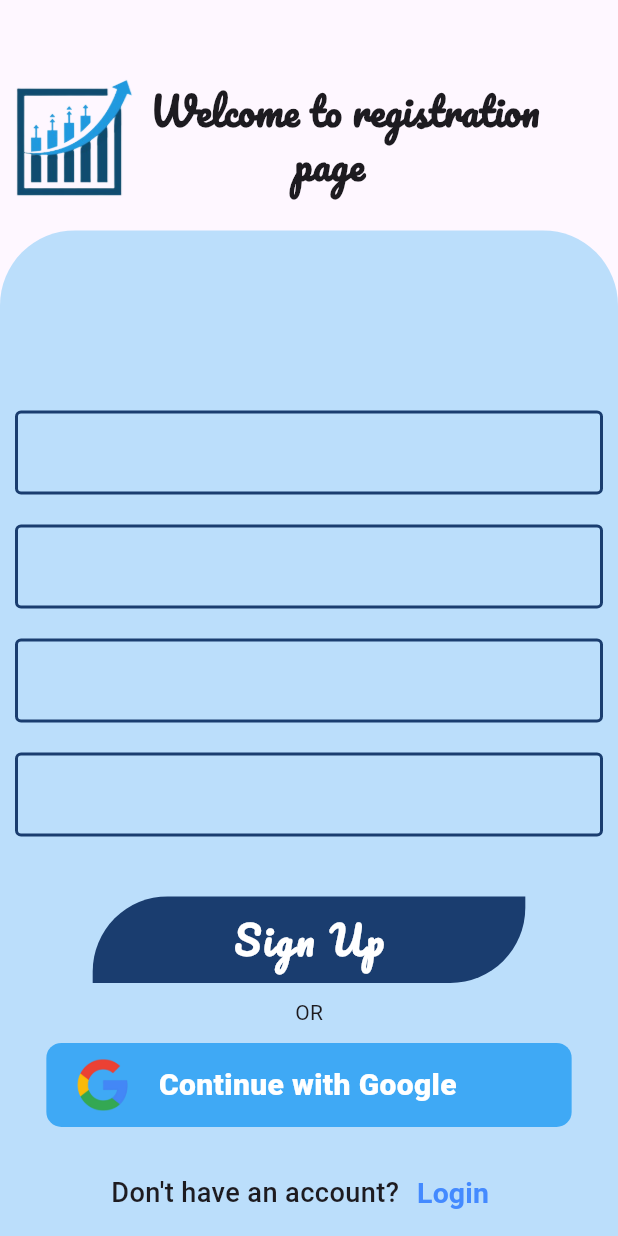
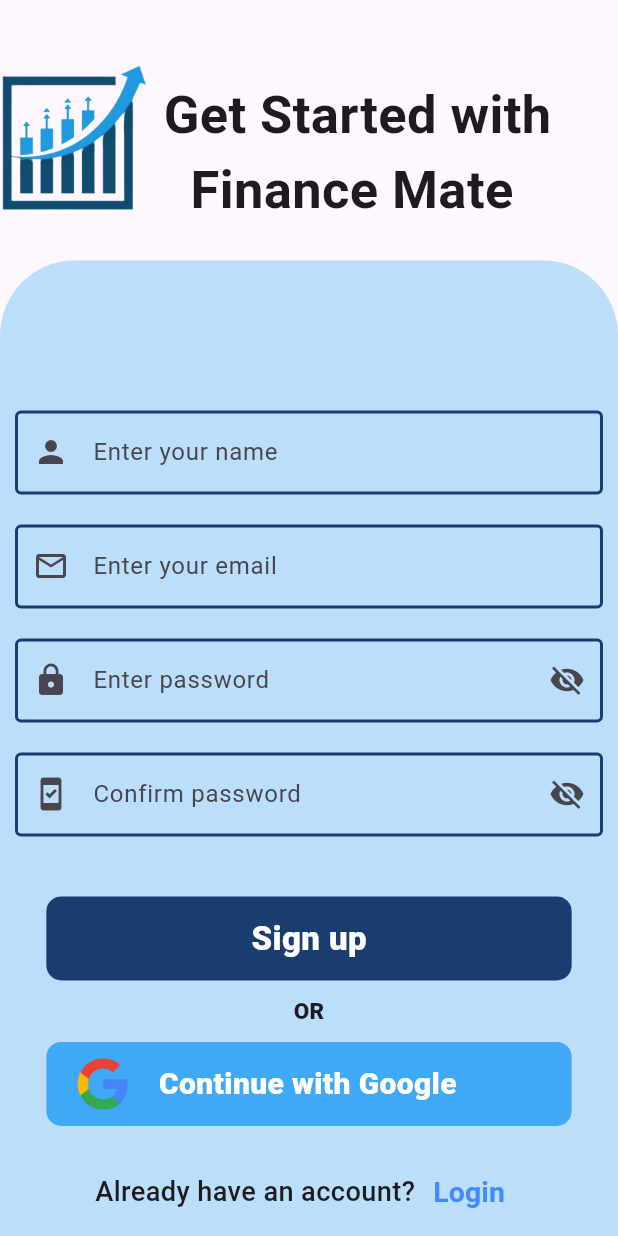
Before and after one commit to Rijan77/FinanceMate, a Flutter app: the Loginpage screen opened directly, after a tap on "Sign up", on a phone screen of 412 x 824 dp. Run offline on Flutter 3.47's test engine with Material 3 defaults, Android fonts, the phone set to English and light mode, and no system bars.

Commit message:
modified registration page

```diff
--- a/lib/main.dart
+++ b/lib/main.dart
@@ -1,4 +1,3 @@
-import 'package:finance_mate/pages/Onboarding%20Screen.dart';
 import 'package:finance_mate/pages/SplashScreen.dart';
 import 'package:flutter/material.dart';
 
@@ -18,7 +17,7 @@
         colorScheme: ColorScheme.fromSeed(seedColor: Colors.deepPurple),
         useMaterial3: true,
       ),
-      home:  Splashscreen(),
+      home:  const Splashscreen(),
     );
   }
 }
--- a/lib/pages/LoginPage.dart
+++ b/lib/pages/LoginPage.dart
@@ -26,9 +26,9 @@
                 height: screenHeight*0.24,),
               ),
             ),
-            SizedBox(height: 100,),
-            Padding(
-              padding: const EdgeInsets.symmetric(horizontal: 25.0),
+            const SizedBox(height: 100,),
+            const Padding(
+              padding: EdgeInsets.symmetric(horizontal: 25.0),
               child: TextField(
                 decoration: InputDecoration(
                   labelText: "Email",
@@ -39,7 +39,7 @@
               ),
             ),
 
-            SizedBox(height: 30,),
+            const SizedBox(height: 30,),
 
             Padding(
               padding: const EdgeInsets.symmetric(horizontal: 25.0),
@@ -48,7 +48,7 @@
                 obscuringCharacter: "*",
                 decoration: InputDecoration(
                   labelText: "Password",
-                  prefixIcon: Icon(Icons.lock),
+                  prefixIcon: const Icon(Icons.lock),
                   suffixIcon: IconButton(onPressed: (){
                     setState(() {
                       _isPasswordVisible = !_isPasswordVisible;
@@ -56,15 +56,15 @@
                   }, icon: Icon(
                     _isPasswordVisible ? Icons.visibility: Icons.visibility_off,
                   )),
-                  border: OutlineInputBorder(
+                  border: const OutlineInputBorder(
                   )
                 ),
               ),
             ),
-            SizedBox(height: 10,),
+            const SizedBox(height: 10,),
             Padding(
               padding:  EdgeInsets.only(left:screenHeight*0.24),
-              child: Text("Forgot Password?",
+              child: const Text("Forgot Password?",
               style: TextStyle(
                 decoration: TextDecoration.underline,
                 fontSize: 14,
@@ -73,17 +73,17 @@
               ),
               ),
             ),
-            SizedBox(height: 40,),
+            const SizedBox(height: 40,),
 
             Container(
               height: screenHeight*0.068,
               width: screenWidth*0.85,
               decoration: BoxDecoration(
-                  color: Color(0xff1A3D6F),
+                  color: const Color(0xff1A3D6F),
                 borderRadius: BorderRadius.circular(10)
               ),
 
-              child: Center(
+              child: const Center(
                 child: Text("Login", style: TextStyle(
                   color: Colors.white,
                   fontSize: 25,
@@ -91,18 +91,18 @@
                 ),),
               ),
             ),
-            SizedBox(height: 10,),
-            Text("OR", style: TextStyle(
+            const SizedBox(height: 10,),
+            const Text("OR", style: TextStyle(
               fontWeight: FontWeight.w800,
               fontSize: 15
             ),),
-            SizedBox(height: 10,),
+            const SizedBox(height: 10,),
             Container(
               height: screenHeight*0.068,
               width: screenWidth*0.85,
               // color: Color(0xff3FA9F5),
               decoration: BoxDecoration(
-                  color: Color(0xff3FA9F5),
+                  color: const Color(0xff3FA9F5),
                 borderRadius: BorderRadius.circular(10)
               ),
 
@@ -112,8 +112,8 @@
                     padding: const EdgeInsets.only(left: 20),
                     child: Image.asset("lib/assets/google.png", height: 35, width: 35,),
                   ),
-                    Padding(
-                      padding: const EdgeInsets.only(left: 20),
+                    const Padding(
+                      padding: EdgeInsets.only(left: 20),
                       child: Text("Continue with Google", style: TextStyle(
                           color: Colors.white,
                           fontSize: 20,
@@ -132,7 +132,7 @@
                   fontWeight: FontWeight.w500
                 ),),
                 TextButton(onPressed: (){
-                  Navigator.push(context, MaterialPageRoute(builder: (context)=>Registrationpage()));
+                  Navigator.push(context, MaterialPageRoute(builder: (context)=>const Registrationpage()));
                 }, child: Text("Sign up",
                     style: TextStyle(color: Colors.blueAccent, fontSize: screenHeight*0.023, fontWeight: FontWeight.w600)))
               ],
--- a/lib/pages/Onboarding Screen.dart
+++ b/lib/pages/Onboarding Screen.dart
@@ -18,7 +18,7 @@
               ),
             ),
           ),
-          SizedBox(height: 80,),
+          const SizedBox(height: 80,),
 
 
           Container(
@@ -28,7 +28,7 @@
                 color: Colors.transparent,
                 border: Border.all(color: Colors.black, width: 2),
             ),
-            child: Center(
+            child: const Center(
               child: Text("Take control of your finances with FinanceMate. Track spending, set budgets, and save smarter.",
               textAlign: TextAlign.center,
                 style: TextStyle(
@@ -38,12 +38,12 @@
               ),
             ),
           ),
-          SizedBox(height: 80,),
+          const SizedBox(height: 80,),
 
           GestureDetector(
             onTap: (){
               Navigator.push(context, MaterialPageRoute(builder: (context){
-                return Loginpage();
+                return const Loginpage();
               }));
             },
             child: Container(
@@ -54,8 +54,8 @@
                 color: Colors.lightBlue,
                 border: Border.all(color: Colors.blueGrey)
               ),
-              child: Padding(
-                padding: const EdgeInsets.all(8.0),
+              child: const Padding(
+                padding: EdgeInsets.all(8.0),
                 child: Text("Get Started",
                 textAlign: TextAlign.center,
                   style: TextStyle(
--- a/lib/pages/RegistrationPage.dart
+++ b/lib/pages/RegistrationPage.dart
@@ -1,3 +1,4 @@
+import 'package:finance_mate/pages/LoginPage.dart';
 import 'package:flutter/material.dart';
 
 class Registrationpage extends StatefulWidget {
@@ -8,8 +9,11 @@
 }
 
 class _RegistrationpageState extends State<Registrationpage> {
+  bool _isPasswordVisible = false;
+  bool _isConfirmPasswordVisible = false;
   @override
   Widget build(BuildContext context) {
+
     final screenHeight = MediaQuery.of(context).size.height;
     final screenWidth = MediaQuery.of(context).size.width;
     return Scaffold(
@@ -18,35 +22,42 @@
           children: [
             Padding(
               padding: const EdgeInsets.only(top: 30),
-              child: Container(
+              child: SizedBox(
                 height: screenHeight*0.15,
                 width: double.infinity,
                 // color: Colors.black26,
                 child: Row(
                     children: [
-                  Image.asset("lib/assets/Logo_3.png", height: 80, width: 100,),
-                    Text("Welcome to registration\n              page", style: TextStyle(
-                      fontWeight: FontWeight.w800,
-                      fontSize: 25,
-                      fontFamily:'rijan'
-                    ),)
+                  Image.asset("lib/assets/Logo_3.png", height: 100, width: 100,),
+                     Padding(
+                       padding: const EdgeInsets.only(top: 20),
+                       child: Text(" Get Started with \n   Finance Mate", style: TextStyle(
+                        fontWeight: FontWeight.bold,
+                        fontSize: 35,
+                        // fontFamily:'rijan',
+                        // letterSpacing: 1.0,
+                                           ),),
+                     )
                     ]),
               ),
             ),
+            SizedBox(height: 20,),
             Container(
               height: screenHeight*0.82,
               width: double.infinity,
               decoration: BoxDecoration(
                 color: Colors.blue.shade100,
-                borderRadius: BorderRadius.only(topLeft: Radius.circular(50), topRight: Radius.circular(50))
+                borderRadius: const BorderRadius.only(topLeft: Radius.circular(50), topRight: Radius.circular(50))
               ),
                 child:
               Padding(
-                padding: const EdgeInsets.only(top: 120, left: 10, right: 10),
+                padding: const EdgeInsets.only(top: 100, left: 10, right: 10),
                 child: Column(
                   children: [
-                    TextField(
+                    const TextField(
                       decoration: InputDecoration(
+                        labelText: "Enter your name",
+                        prefixIcon: Icon(Icons.person),
                         enabledBorder: OutlineInputBorder(
                           borderSide: BorderSide(color: Color(0xff1A3D6F), width: 2.0)
                         ),
@@ -55,9 +66,11 @@
                         )
                       ),
                     ),
-                    SizedBox(height: 20,),
-                    TextField(
+                    const SizedBox(height: 20,),
+                    const TextField(
                       decoration: InputDecoration(
+                        labelText: "Enter your email",
+                        prefixIcon: Icon(Icons.email_outlined),
                         enabledBorder: OutlineInputBorder(
                             borderSide: BorderSide(color: Color(0xff1A3D6F), width: 2.0),
                         ),
@@ -66,59 +79,79 @@
                         )
                       ),
                     ),
-                    SizedBox(height: 20,),
+                    const SizedBox(height: 20,),
                     TextField(
+                      obscureText: !_isPasswordVisible,
+                      obscuringCharacter: "*",
                       decoration: InputDecoration(
-                          enabledBorder: OutlineInputBorder(
+                        labelText: "Enter password",
+                          prefixIcon: const Icon(Icons.lock),
+                          suffixIcon: IconButton(onPressed: (){
+                            setState(() {
+                              _isPasswordVisible = !_isPasswordVisible;
+                            });
+                          }, icon: Icon(
+                            _isPasswordVisible? Icons.visibility:Icons.visibility_off,
+                          )),
+                          enabledBorder: const OutlineInputBorder(
                             borderSide: BorderSide(color: Color(0xff1A3D6F), width: 2.0),
                           ),
-                          focusedBorder: OutlineInputBorder(
+                          focusedBorder: const OutlineInputBorder(
                               borderSide: BorderSide(color: Colors.black, width: 2.0)
                           )
                       ),
                     ),
-                    SizedBox(height: 20,),
+                    const SizedBox(height: 20,),
                     TextField(
+                      obscureText: !_isConfirmPasswordVisible,
+                      obscuringCharacter: "*",
                       decoration: InputDecoration(
-                          enabledBorder: OutlineInputBorder(
+                        labelText: "Confirm password",
+                          prefixIcon: const Icon(Icons.system_security_update_good),
+                          suffixIcon: IconButton(onPressed: (){
+                            setState(() {
+                              _isConfirmPasswordVisible = !_isConfirmPasswordVisible;
+                            });
+                          }, icon: Icon( _isConfirmPasswordVisible ? Icons.visibility: Icons.visibility_off,)),
+                          enabledBorder: const OutlineInputBorder(
                             borderSide: BorderSide(color: Color(0xff1A3D6F), width: 2.0),
                           ),
-                          focusedBorder: OutlineInputBorder(
+                          focusedBorder: const OutlineInputBorder(
                               borderSide: BorderSide(color: Colors.black, width: 2.0)
                           )
                       ),
                     ),
 
-                    SizedBox(height: 40,),
+                    const SizedBox(height: 40,),
 
                     Container(
-                      height: screenHeight*0.07,
-                      width: screenWidth*0.7,
-
+                      height: screenHeight*0.068,
+                      width: screenWidth*0.85,
                       decoration: BoxDecoration(
-                          color: Color(0xff1A3D6F),
-                        borderRadius: BorderRadius.only(topLeft: Radius.circular(50), bottomRight: Radius.circular(50))
+                          color: const Color(0xff1A3D6F),
+                          borderRadius: BorderRadius.circular(10)
                       ),
 
-                      child: Center(
-                        child: Text("Sign Up", style: TextStyle(
-                          fontSize: 25,
+                      child: const Center(
+                        child: Text("Sign up", style: TextStyle(
                             color: Colors.white,
-                          fontWeight: FontWeight.w800,
-                          fontFamily: "rijan",
-                          letterSpacing: 2.0,
+                            fontSize: 22,
+                            fontWeight: FontWeight.w800
                         ),),
                       ),
                     ),
-                    SizedBox(height: 10,),
-                    Text("OR"),
-                    SizedBox(height: 10,),
+                    const SizedBox(height: 10,),
+                    const Text("OR", style: TextStyle(
+                        fontWeight: FontWeight.w800,
+                        fontSize: 15
+                    ),),
+                    const SizedBox(height: 10,),
                     Container(
                       height: screenHeight*0.068,
                       width: screenWidth*0.85,
                       // color: Color(0xff3FA9F5),
                       decoration: BoxDecoration(
-                          color: Color(0xff3FA9F5),
+                          color: const Color(0xff3FA9F5),
                           borderRadius: BorderRadius.circular(10)
                       ),
 
@@ -128,8 +161,8 @@
                           padding: const EdgeInsets.only(left: 20),
                           child: Image.asset("lib/assets/google.png", height: 35, width: 35,),
                         ),
-                          Padding(
-                            padding: const EdgeInsets.only(left: 20),
+                          const Padding(
+                            padding: EdgeInsets.only(left: 20),
                             child: Text("Continue with Google", style: TextStyle(
                                 color: Colors.white,
                                 fontSize: 20,
@@ -139,18 +172,18 @@
                         ],
                       ),
                     ),
-                    SizedBox(
+                    const SizedBox(
                       height: 20,
                     ),
                     Row(
                       mainAxisAlignment: MainAxisAlignment.center,
                       children: [
-                        Text('Don\'t have an account?', style: TextStyle(
+                        Text('Already have an account?', style: TextStyle(
                             fontSize: screenHeight * 0.022,
                             fontWeight: FontWeight.w500
                         ),),
                         TextButton(onPressed: (){
-                          Navigator.push(context, MaterialPageRoute(builder: (context)=>Registrationpage()));
+                          Navigator.push(context, MaterialPageRoute(builder: (context)=>Loginpage()));
                         }, child: Text("Login",
                             style: TextStyle(color: Colors.blueAccent, fontSize: screenHeight*0.023, fontWeight: FontWeight.w600)))
                       ],
--- a/lib/pages/SplashScreen.dart
+++ b/lib/pages/SplashScreen.dart
@@ -15,7 +15,7 @@
   void initState() {
     super.initState();
     // Navigate to the onboarding screen after a delay
-    Timer(Duration(seconds: 3), () {
+    Timer(const Duration(seconds: 3), () {
       Navigator.pushReplacement<void, void>(
         context,
         MaterialPageRoute<void>(
@@ -34,8 +34,8 @@
           mainAxisAlignment: MainAxisAlignment.center,
           children: [
             Image.asset("lib/assets/Logo.png", height: 350, width: 350),
-            SizedBox(height: 30),
-            CircularProgressIndicator(
+            const SizedBox(height: 30),
+            const CircularProgressIndicator(
               color: Colors.white,
             ),
           ],
```
